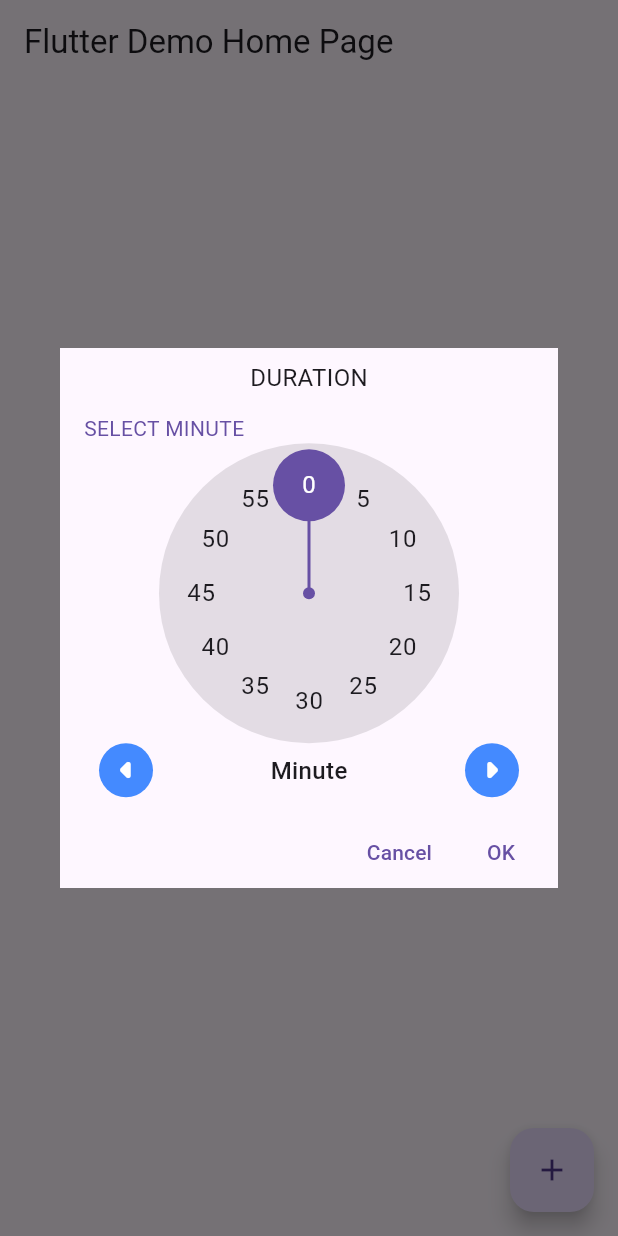
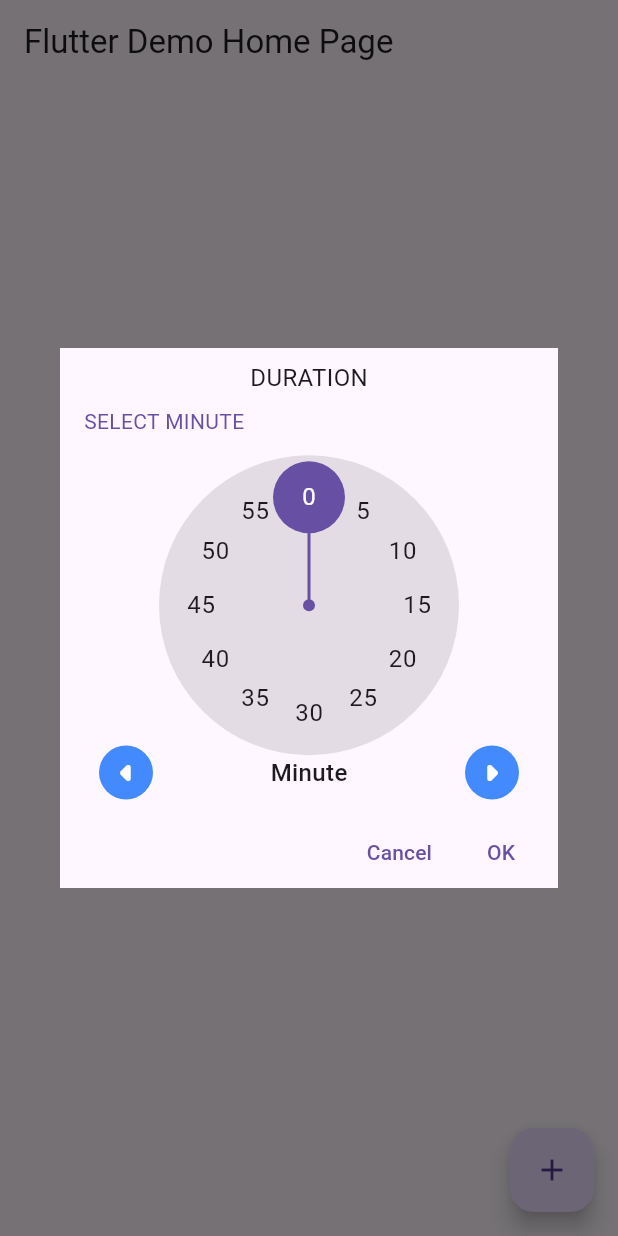
Before and after one commit to ashutosh2014/duration_picker_dialog_box, a Flutter app: the screen it shows after launch, after a tap on "Show Duration Box", on a phone screen of 412 x 824 dp. Run offline on Flutter 3.47's test engine with Material 3 defaults, Android fonts, the phone set to English and light mode, and no system bars.

Commit message:
flutter new fixes..

```diff
--- a/lib/duration_picker_dialog_box.dart
+++ b/lib/duration_picker_dialog_box.dart
@@ -29,7 +29,7 @@ const double _kDurationPickerWidthLandscape = 600.0;
 
 //const double _kDurationPickerHeightPortrait = 380.0;
 const double _kDurationPickerHeightPortrait = 360.0;
-const double _kDurationPickerHeightLandscape = 310.0;
+const double _kDurationPickerHeightLandscape = 320.0;
 
 const double _kTwoPi = 2 * math.pi;
 
@@ -401,14 +401,11 @@ class _DialState extends State<_Dial> with SingleTickerProviderStateMixin {
   _TappableLabel _buildTappableLabel(TextTheme textTheme, Color color,
       int value, String label, VoidCallback onTap) {
     final TextStyle style = textTheme.bodyLarge!.copyWith(color: color);
-    final double labelScaleFactor =
-        math.min(MediaQuery.of(context).textScaleFactor, 2.0);
     return _TappableLabel(
       value: value,
       painter: TextPainter(
         text: TextSpan(style: style, text: label),
         textDirection: TextDirection.ltr,
-        textScaleFactor: labelScaleFactor,
       )..layout(),
       onTap: onTap,
     );
@@ -856,29 +853,28 @@ class _DurationPicker extends State<DurationPicker> {
           width: width,
           height: height,
           child: Row(children: [
-            screenSize != _ScreenSize.mobile
-                ? Expanded(
-                    flex: 5, child: getDurationFields(context, orientation))
-                : Container(),
-            currentDurationType == DurationPickerMode.Day &&
-                    screenSize != _ScreenSize.mobile
-                ? Container()
-                : Expanded(
+            if (screenSize != _ScreenSize.mobile)
+              Expanded(flex: 5, child: getDurationFields(context, orientation)),
+            if (!(currentDurationType == DurationPickerMode.Day &&
+                screenSize != _ScreenSize.mobile))
+              Expanded(
                   flex: 5,
+                  child: Stack(
+                    children: [
+                      if (screenSize == _ScreenSize.mobile)
+                        Align(
+                          alignment: Alignment.topLeft,
+                          child: getCurrentSelectionFieldText(),
+                        ),
+                      Center(
                         child: Column(
                             mainAxisAlignment: MainAxisAlignment.center,
                             crossAxisAlignment: CrossAxisAlignment.center,
                             children: [
-                          screenSize == _ScreenSize.mobile
-                              ? getCurrentSelectionFieldText()
-                              : Container(),
                               screenSize == _ScreenSize.mobile &&
-                                  currentDurationType == DurationPickerMode.Day
-                              ? Column(children: [
-                                  SizedBox(
-                                    height: 80,
-                                  ),
-                                  _ShowTimeArgs(
+                                      currentDurationType ==
+                                          DurationPickerMode.Day
+                                  ? _ShowTimeArgs(
                                       durationMode: DurationPickerMode.Day,
                                       onChanged: updateValue,
                                       onTextChanged: updateDurationFields,
@@ -889,13 +885,8 @@ class _DurationPicker extends State<DurationPicker> {
                                           DurationPickerMode.Day,
                                       start: 0,
                                       end: -1,
-                                  ),
-                                  SizedBox(
-                                    height: 80,
                                     )
-                                ])
                                   : Container(
-                                  //decoration: BoxDecoration(border: Border.all(width: 2)),
                                       width: 300,
                                       height: 200,
                                       child: _Dial(
@@ -904,15 +895,23 @@ class _DurationPicker extends State<DurationPicker> {
                                         onChanged: updateDurationFields,
                                       ),
                                     ),
-                          getFields(),
-                        ])),
+                            ]),
+                      ),
+                      Align(
+                        alignment: Alignment.bottomCenter,
+                        child: getFields(),
+                      ),
+                    ],
+                  )),
           ]));
     });
   }
 
   Widget getFields() {
+    print("currentDurationType>>> $currentDurationType");
     return Flexible(
         child: Container(
+            height: 42,
             padding: EdgeInsets.only(left: 10, right: 10),
             child: Row(
               mainAxisAlignment: MainAxisAlignment.spaceBetween,
@@ -989,8 +988,7 @@ class _DurationPicker extends State<DurationPicker> {
     return Container(
         width: double.infinity,
         child: Text(
-          "Select ".toUpperCase() +
-              currentDurationType.name.toUpperCase(),
+          "Select ".toUpperCase() + currentDurationType.name.toUpperCase(),
           style: TextStyle(color: Theme.of(context).colorScheme.primary),
           textAlign: TextAlign.left,
         ));
@@ -998,11 +996,16 @@ class _DurationPicker extends State<DurationPicker> {
 
   Widget getDurationFields(BuildContext context, Orientation orientation) {
     return Container(
-        padding: EdgeInsets.only(left: 10, right: 10),
-        width: 100,
-        child: Column(
+        width: double.maxFinite,
+        child: Stack(
+          children: [
+            Align(
+              alignment: Alignment.topLeft,
+              child: getCurrentSelectionFieldText(),
+            ),
+            Column(
+              mainAxisAlignment: MainAxisAlignment.center,
               children: <Widget>[
-            getCurrentSelectionFieldText(),
                 SizedBox(
                   height: 10,
                 ),
@@ -1031,7 +1034,8 @@ class _DurationPicker extends State<DurationPicker> {
                       value: hours,
                       formatWidth: 2,
                       desc: "hours",
-                  isEditable: currentDurationType == DurationPickerMode.Hour,
+                      isEditable:
+                          currentDurationType == DurationPickerMode.Hour,
                       start: 0,
                       end: 23,
                     ),
@@ -1043,7 +1047,8 @@ class _DurationPicker extends State<DurationPicker> {
                       value: minutes,
                       formatWidth: 2,
                       desc: "minutes",
-                  isEditable: currentDurationType == DurationPickerMode.Minute,
+                      isEditable:
+                          currentDurationType == DurationPickerMode.Minute,
                       start: 0,
                       end: 59,
                     ),
@@ -1055,7 +1060,8 @@ class _DurationPicker extends State<DurationPicker> {
                       value: seconds,
                       formatWidth: 2,
                       desc: "seconds",
-                  isEditable: currentDurationType == DurationPickerMode.Second,
+                      isEditable:
+                          currentDurationType == DurationPickerMode.Second,
                       start: 0,
                       end: 59,
                     )
@@ -1103,6 +1109,8 @@ class _DurationPicker extends State<DurationPicker> {
                         orientation == Orientation.landscape
                     ? getFields()
                     : Container()
+              ],
+            ),
           ],
         ));
   }
@@ -1170,8 +1178,6 @@ class _DurationPicker extends State<DurationPicker> {
 
   double? getWidth(durationType) {
     switch (durationType) {
-      case DurationPickerMode.Day:
-        return width! == _kDurationPickerWidthLandscape ? width! / 2 : width;
       default:
         return width == _kDurationPickerWidthLandscape ? width : width! * 2;
     }
@@ -1263,7 +1269,7 @@ class _ShowTimeArgsState extends State<_ShowTimeArgs> {
       widget.isEditable
           ? Container(
               width: getTextFormFieldWidth(widget.durationMode),
-              height: 41,
+              height: 42,
               child: KeyboardListener(
                   focusNode: FocusNode(),
                   onKeyEvent: (event) {
--- a/pubspec.yaml
+++ b/pubspec.yaml
@@ -1,6 +1,6 @@
 name: duration_picker_dialog_box
 description: A Duration Picker for selecting Duration and set the various Duration fields - Days, Hours, Minutes, Seconds, MilliSeconds, MicroSeconds.
-version: 1.0.1
+version: 1.0.2
 homepage: https://github.com/ashutosh2014/duration_picker_dialog_box
 
 environment:
```
Lines whose indentation alone changed are shown as unchanged.
